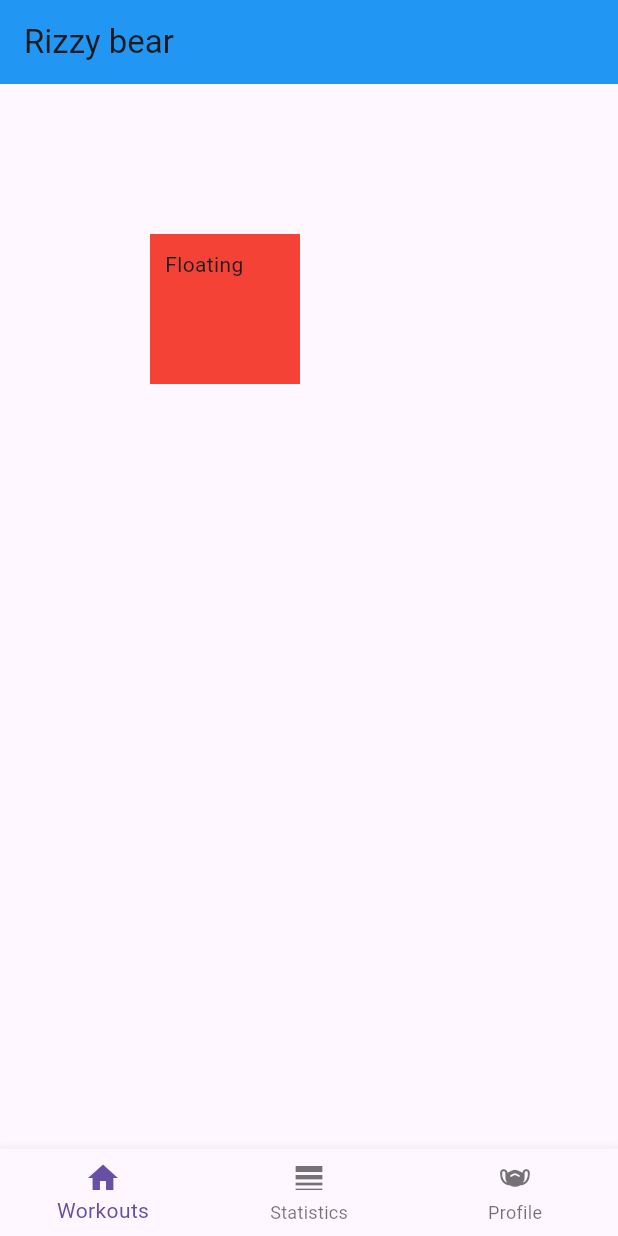
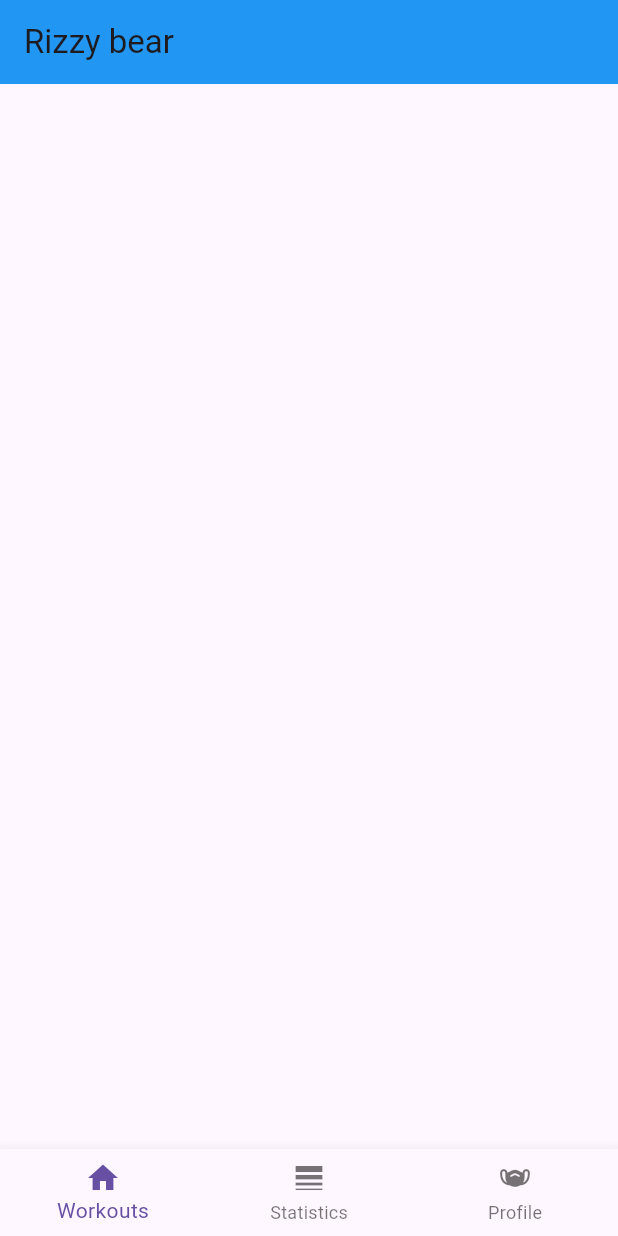
Before and after one commit to coolguycaden/funky-fitness, a Flutter app: the screen it shows after launch, on a phone screen of 412 x 824 dp. Run offline on Flutter 3.47's test engine with Material 3 defaults, Android fonts, the light colour scheme and no system bars.

Commit message:
fixed-anew

```diff
--- a/lib/main.dart
+++ b/lib/main.dart
@@ -24,9 +24,11 @@
     return MaterialApp(
       home: const BaseApp(),
       routes: <String, WidgetBuilder> {
+
         '/WorkoutScreen' : (context) => const WorkoutScreen(),
         '/StatScreen' : (context) => const StatScreen(),
         '/ProfileScreen' : (context) => const ProfileScreen(),
+
       }
     );
   }
@@ -48,24 +50,7 @@
         title: const Text('Rizzy bear'),
       ),
 
-      body: Container(
-
-          margin: const EdgeInsets.all(100),
-          padding: const EdgeInsets.all(10),
-          color: Colors.red,
-          height: 100,
-          width: 100,
-
-          /*Extra customization options
-          decoration: const BoxDecoration(
-
-          ),*/
-
-          child: const Text('Floating'),
-        ),
-
       bottomNavigationBar: BottomNavigationBar(
-
 
         items: const [
 
@@ -74,21 +59,25 @@
             label: 'Workouts',
 
           ),
+
           BottomNavigationBarItem(
             icon: Icon(Icons.line_weight),
             label: 'Statistics',
           ),
+
           BottomNavigationBarItem(
             icon: Icon(Icons.masks),
             label: 'Profile',
           ),
 
         ],
+
         onTap: (value) {
           if (value == 0) Navigator.pushNamed(context, '/WorkoutScreen');
           if (value == 1) Navigator.pushNamed(context, '/StatScreen');
           if (value == 2) Navigator.pushNamed(context, '/ProfileScreen');
         },
+
       )
 
 
```
Lines whose indentation alone changed are shown as unchanged.
